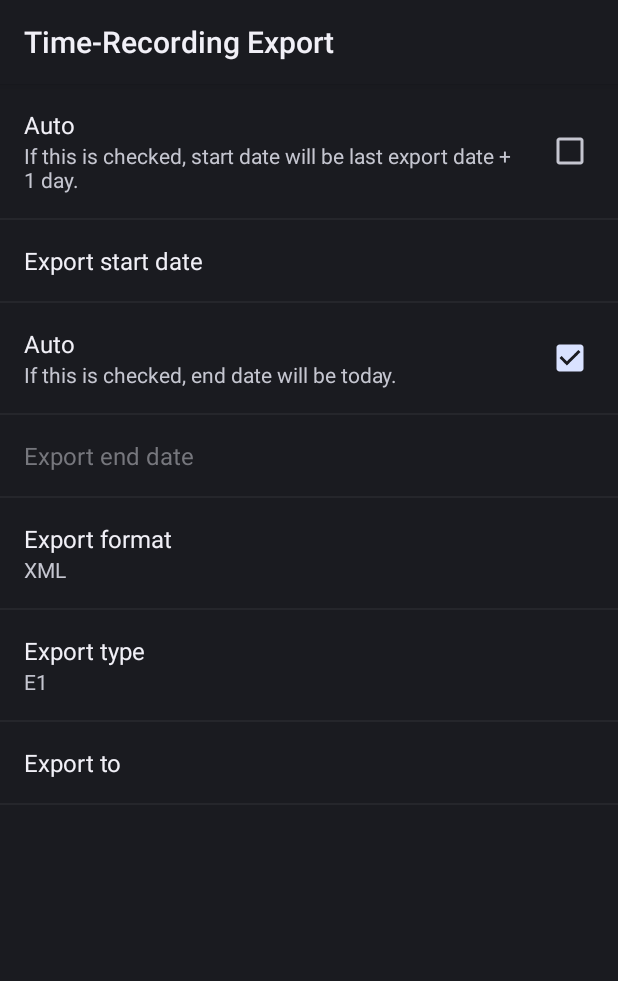
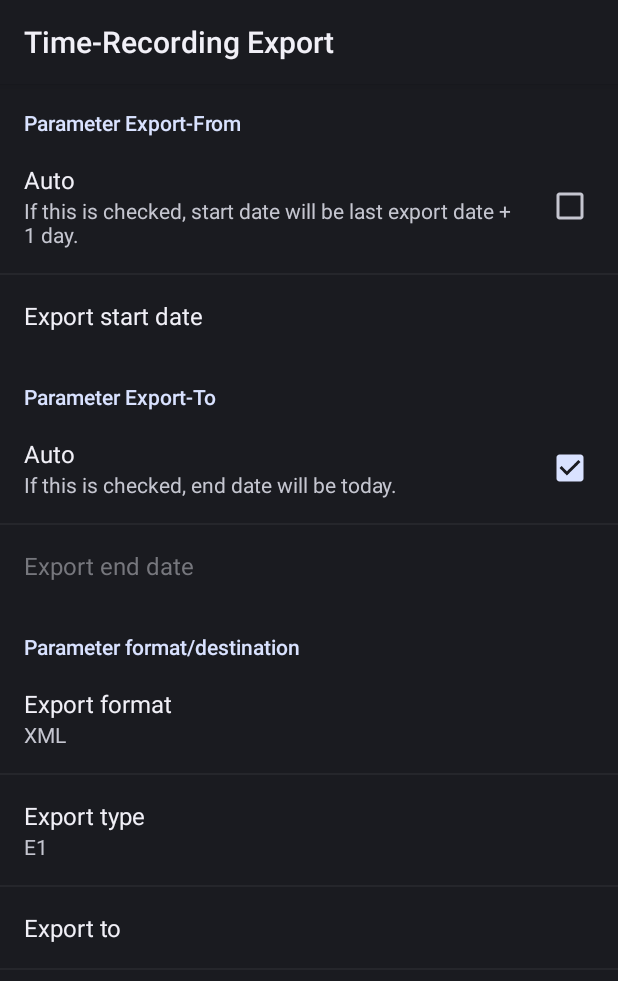
Before and after one commit to berrnd/Time-Recording-Auto-Export-Tasker-Plugin, an Android app: the fragment PluginEditActivityPreferencesFragment shown on its own in the app's theme, on a phone screen of 412 x 824 dp. Shown: the top 981 px of the screen. Run offline under Robolectric (Android 15) with nearby library versions, the phone set to English and light mode, and no system bars.

Commit message:
Group options in Tasker edit-dialog

```diff
--- a/app/src/main/res/values/strings.xml
+++ b/app/src/main/res/values/strings.xml
@@ -28,6 +28,9 @@
     <string name="export_start_date_auto_info">If this is checked, start date will be last export date + 1 day.</string>
     <string name="export_end_date_auto_info">If this is checked, end date will be today.</string>
     <string name="change_last_export_date">Change last export date</string>
+    <string name="export_start_parameters">Parameter Export-From</string>
+    <string name="export_end_parameters">Parameter Export-To</string>
+    <string name="export_common_parameters">Parameter format/destination</string>
 
     <string-array name="export_types">
         <item>E1</item>
--- a/app/src/main/res/xml/plugin_edit_activity.xml
+++ b/app/src/main/res/xml/plugin_edit_activity.xml
@@ -1,6 +1,9 @@
 <?xml version="1.0" encoding="utf-8"?>
 
 <PreferenceScreen xmlns:android="http://schemas.android.com/apk/res/android">
+
+    <PreferenceCategory
+        android:title="@string/export_start_parameters">
 
         <CheckBoxPreference
             android:key="pref_export_start_date_auto"
@@ -14,6 +17,11 @@
             android:title="@string/export_start_date"
             android:dependency="pref_export_start_date_auto"/>
 
+    </PreferenceCategory>
+
+    <PreferenceCategory
+        android:title="@string/export_end_parameters">
+
         <CheckBoxPreference
             android:key="pref_export_end_date_auto"
             android:title="@string/automatic"
@@ -25,6 +33,11 @@
             android:key="pref_export_end_date"
             android:title="@string/export_end_date"
             android:dependency="pref_export_end_date_auto"/>
+
+    </PreferenceCategory>
+
+    <PreferenceCategory
+        android:title="@string/export_common_parameters">
 
         <ListPreference
             android:key="pref_export_format"
@@ -45,4 +58,6 @@
             android:title="@string/export_to"
             android:hint="@string/export_to_hint"/>
 
+    </PreferenceCategory>
+
 </PreferenceScreen>
```
Also changed, not shown: 1 other file. Lines whose indentation alone changed are shown as unchanged.
